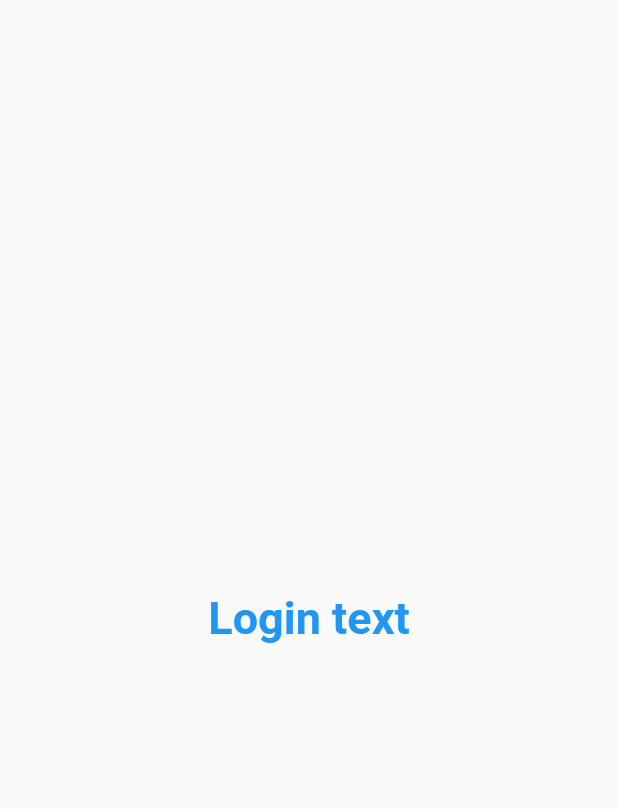
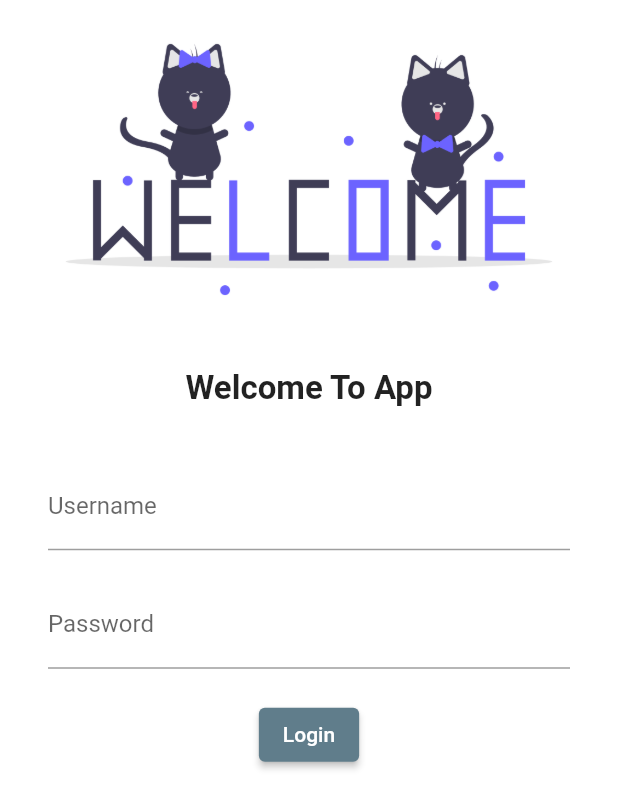
Before and after one commit to Shikhar12233456/flutterproject, a Flutter app: the screen it shows after launch, on a phone screen of 412 x 824 dp. Shown: the top 809 px of the screen. Run offline on Flutter 3.47's test engine with Material 2 defaults, Android fonts, the phone set to English and light mode, and no system bars.

Commit message:
Day-3 complete

```diff
--- a/lib/main.dart
+++ b/lib/main.dart
@@ -15,10 +15,9 @@ class MyApp extends StatelessWidget {
     return MaterialApp(
       themeMode: ThemeMode.light,
       theme: ThemeData(primarySwatch: Colors.blueGrey),
-
       routes: {
-        "/":(context) => LoginPage(),
-        "/Login" :(context) => LoginPage()
+        "/": (context) => LoginPage(),
+        "/Login": (context) => LoginPage()
       },
     );
   }
--- a/lib/screens/LoginPage.dart
+++ b/lib/screens/LoginPage.dart
@@ -1,18 +1,61 @@
 import 'package:flutter/material.dart';
 
 class LoginPage extends StatelessWidget {
-
   @override
   Widget build(BuildContext context) {
-    return const Material(
-      child: Center(
-        child: Text("Login text",style: TextStyle(
-          fontSize: 30,
-          color: Colors.blue,
-          fontWeight: FontWeight.bold,
+    return Material(
+      color: Colors.white,
+        child: Column(
+      children: [
+        Image.asset('assets/images/Login_welcome.png',fit: BoxFit.scaleDown,),
+        const SizedBox(
+          height: 20.0,
+        ),
+        const Text(
+          "Welcome To App",
+          style: TextStyle(
+            fontSize: 22,
+            fontWeight: FontWeight.bold,
+            ),
+        ),
+        const SizedBox(
+          height: 20.0,
+        ),
+        Padding(
+          padding: const EdgeInsets.symmetric(vertical:16.0,horizontal: 32.0),
+          child: Column(
+            children: [
+              TextFormField(
+            // ignore: prefer_const_constructors
+            decoration: InputDecoration(
+              hintText: "Enter User name",
+              labelText: "Username",
+            ),
           ),
-        ),
-      ),
-    );
+          const SizedBox(
+            height: 20.0,
+          ),
+          TextFormField(
+            obscureText: true,
+            // ignore: prefer_const_constructors
+            decoration: InputDecoration(
+              hintText: "Enter Password",
+              labelText: "Password",
+            ),
+          ),
+          const SizedBox(
+            height: 20.0,
+          ),
+
+          ElevatedButton(
+            onPressed: (){},
+            style: TextButton.styleFrom(),
+            child: const Text("Login")
+            )
+          ],
+          ),
+        )
+      ],
+    ));
   }
 }
```
Also changed, not shown: pubspec.yaml (+7 -3 lines), assets/images/Login_welcome.png (added).
